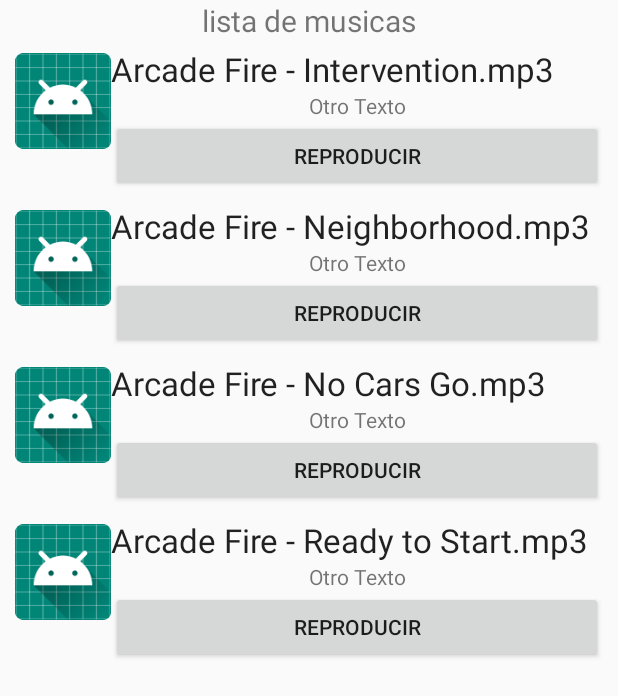
After one commit to ronordonezq/U1Tema2Android_EjerciciosPropuestos, an Android app: the MiRecyclerView screen opened directly, with no data from a screen before it, on a phone screen of 412 x 824 dp. The commit adds this screen. Shown: the top 696 px of the screen. Run offline under Robolectric (Android 15) with nearby library versions, the phone set to English and light mode, and no system bars.

Commit message:
Avance de Vistas ReclyclerView y agregacion de musicas

```diff
--- a/app/build.gradle
+++ b/app/build.gradle
@@ -26,4 +26,5 @@
     testImplementation 'junit:junit:4.12'
     androidTestImplementation 'androidx.test.ext:junit:1.1.1'
     androidTestImplementation 'androidx.test.espresso:espresso-core:3.2.0'
+    implementation 'androidx.recyclerview:recyclerview:1.0.0'
 }
--- a/app/src/main/AndroidManifest.xml
+++ b/app/src/main/AndroidManifest.xml
@@ -9,10 +9,11 @@
         android:roundIcon="@mipmap/ic_launcher_round"
         android:supportsRtl="true"
         android:theme="@style/AppTheme">
-        <activity android:name=".Login"
+        <activity android:name=".mirecyclerview.MiRecyclerView"
             android:theme="@style/AppthemeNoActionBar"/>
-        <activity android:name=".ListaCanciones"
-            android:theme="@style/AppthemeNoActionBar"/>
+        <activity
+            android:name=".Login"
+            android:theme="@style/AppthemeNoActionBar" />
         <activity android:name=".MainActivity">
             <intent-filter>
                 <action android:name="android.intent.action.MAIN" />
--- a/app/src/main/java/com/example/u1tema2android_ejerciciospropuestos/ListaCanciones.java
+++ /dev/null
@@ -1,14 +0,0 @@
-package com.example.u1tema2android_ejerciciospropuestos;
-
-import androidx.appcompat.app.AppCompatActivity;
-
-import android.os.Bundle;
-
-public class ListaCanciones extends AppCompatActivity {
-
-    @Override
-    protected void onCreate(Bundle savedInstanceState) {
-        super.onCreate(savedInstanceState);
-        setContentView(R.layout.activity_lista_canciones);
-    }
-}
--- a/app/src/main/java/com/example/u1tema2android_ejerciciospropuestos/MainActivity.java
+++ b/app/src/main/java/com/example/u1tema2android_ejerciciospropuestos/MainActivity.java
@@ -5,6 +5,8 @@
 import android.content.Intent;
 import android.os.Bundle;
 import android.view.View;
+
+import com.example.u1tema2android_ejerciciospropuestos.mirecyclerview.MiRecyclerView;
 
 public class MainActivity extends AppCompatActivity {
 
@@ -15,7 +17,7 @@
     }
 
     public void ir_lista_canciones(View view) {
-        startActivity(new Intent(this,ListaCanciones.class));
+        startActivity(new Intent(this, MiRecyclerView.class));
     }
 
     public void ir_login(View view) {
--- /dev/null
+++ b/app/src/main/java/com/example/u1tema2android_ejerciciospropuestos/mirecyclerview/InterfaceToast.java
@@ -0,0 +1,5 @@
+package com.example.u1tema2android_ejerciciospropuestos.mirecyclerview;
+
+public interface InterfaceToast {
+    void mensaje(String mensaje);
+}
--- /dev/null
+++ b/app/src/main/java/com/example/u1tema2android_ejerciciospropuestos/mirecyclerview/MiAdaptador.java
@@ -0,0 +1,65 @@
+package com.example.u1tema2android_ejerciciospropuestos.mirecyclerview;
+
+import android.content.Context;
+import android.view.LayoutInflater;
+import android.view.View;
+import android.view.ViewGroup;
+import android.widget.Button;
+import android.widget.ImageView;
+import android.widget.TextView;
+
+import androidx.recyclerview.widget.RecyclerView;
+
+import com.example.u1tema2android_ejerciciospropuestos.R;
+
+import java.util.Vector;
+
+public class MiAdaptador extends RecyclerView.Adapter<MiAdaptador.ViewHolder> {
+    private LayoutInflater inflador;
+    private Vector<String> lista;
+    Context micontext;
+
+    public MiAdaptador(Context context, Vector<String> lista) {
+        this.lista = lista;
+        micontext=context;
+        inflador = (LayoutInflater) context
+                .getSystemService(Context.LAYOUT_INFLATER_SERVICE);
+    }
+    @Override
+    public ViewHolder onCreateViewHolder(ViewGroup parent, int viewType) {
+        View v = inflador.inflate(R.layout.miitem, parent, false);
+        return new ViewHolder(v);
+    }
+    @Override
+    public void onBindViewHolder(ViewHolder holder, final int i) {
+        holder.itemView.setOnClickListener(new View.OnClickListener(){
+            @Override
+            public void onClick(View v) {
+                ((InterfaceToast)micontext).mensaje("El elemento de la posición: "+ i + " Su valor es: " + lista.get(i));
+            }
+        });
+        holder.titulo.setText(lista.get(i));
+        holder.miboton.setOnClickListener(new View.OnClickListener(){
+            @Override
+            public void onClick(View v) {
+                ((InterfaceToast)micontext).mensaje("El item de la posición: "+ i + " Su valor es: " + lista.get(i));
+            }
+        });
+    }
+    @Override
+    public int getItemCount() {
+        return lista.size();
+    }
+    public class ViewHolder extends RecyclerView.ViewHolder {
+        public TextView titulo, subtitutlo;
+        public ImageView icon;
+        public Button miboton;
+        ViewHolder(View itemView) {
+            super(itemView);
+            titulo = (TextView)itemView.findViewById(R.id.titulo);
+            subtitutlo = (TextView)itemView.findViewById(R.id.subtitulo);
+            icon = (ImageView)itemView.findViewById(R.id.icono);
+            miboton= itemView.findViewById(R.id.mibotonitem);
+        }
+    }
+}
--- /dev/null
+++ b/app/src/main/java/com/example/u1tema2android_ejerciciospropuestos/mirecyclerview/MiRecyclerView.java
@@ -0,0 +1,44 @@
+package com.example.u1tema2android_ejerciciospropuestos.mirecyclerview;
+
+import androidx.appcompat.app.AppCompatActivity;
+import androidx.recyclerview.widget.LinearLayoutManager;
+import androidx.recyclerview.widget.RecyclerView;
+
+import android.media.MediaPlayer;
+import android.os.Bundle;
+import android.widget.Toast;
+
+import com.example.u1tema2android_ejerciciospropuestos.R;
+
+import java.util.Vector;
+
+public class MiRecyclerView extends AppCompatActivity implements InterfaceToast {
+    private RecyclerView recyclerView;
+    private RecyclerView.LayoutManager layoutManager;
+    private MiAdaptador adaptador;
+    private Vector<String> misdatos;
+    MediaPlayer mp;
+
+    @Override
+    protected void onCreate(Bundle savedInstanceState) {
+        super.onCreate(savedInstanceState);
+        setContentView(R.layout.activity_mi_recycler_view);
+        recyclerView = findViewById(R.id.recycler_view);
+        misdatos = new Vector<String>();
+        misdatos.add("Arcade Fire - Intervention.mp3");
+        misdatos.add("Arcade Fire - Neighborhood.mp3");
+        misdatos.add("Arcade Fire - No Cars Go.mp3");
+        misdatos.add("Arcade Fire - Ready to Start.mp3");
+        adaptador = new MiAdaptador(this,
+                misdatos);
+        recyclerView.setAdapter(adaptador);
+        layoutManager = new LinearLayoutManager(this);
+        recyclerView.setLayoutManager(layoutManager);
+    }
+
+    @Override
+    public void mensaje(String mensaje) {
+        Toast.makeText(this, mensaje, Toast.LENGTH_LONG).show();
+
+    }
+}
--- a/app/src/main/res/layout/activity_lista_canciones.xml
+++ /dev/null
@@ -1,9 +0,0 @@
-<?xml version="1.0" encoding="utf-8"?>
-<androidx.constraintlayout.widget.ConstraintLayout xmlns:android="http://schemas.android.com/apk/res/android"
-    xmlns:app="http://schemas.android.com/apk/res-auto"
-    xmlns:tools="http://schemas.android.com/tools"
-    android:layout_width="match_parent"
-    android:layout_height="match_parent"
-    tools:context=".ListaCanciones">
-
-</androidx.constraintlayout.widget.ConstraintLayout>
--- /dev/null
+++ b/app/src/main/res/layout/activity_mi_recycler_view.xml
@@ -0,0 +1,24 @@
+<?xml version="1.0" encoding="utf-8"?>
+<LinearLayout xmlns:android="http://schemas.android.com/apk/res/android"
+    xmlns:app="http://schemas.android.com/apk/res-auto"
+    xmlns:tools="http://schemas.android.com/tools"
+    android:layout_width="match_parent"
+    android:layout_height="match_parent"
+    android:orientation="vertical"
+    tools:context=".mirecyclerview.MiRecyclerView">
+    <TextView
+        android:layout_width="match_parent"
+        android:layout_height="wrap_content"
+        android:text="@string/lista_de_musicas"
+        android:textSize="20dp"
+        android:gravity="center"/>
+
+    <androidx.recyclerview.widget.RecyclerView
+        xmlns:android="http://schemas.android.com/apk/res/android"
+        android:id="@+id/recycler_view"
+        android:layout_width="match_parent"
+        android:layout_height="match_parent"
+        android:layout_marginLeft="10dp"
+        android:layout_marginRight="10dp"/>
+
+</LinearLayout>
--- /dev/null
+++ b/app/src/main/res/layout/miitem.xml
@@ -0,0 +1,38 @@
+<?xml version="1.0" encoding="utf-8"?>
+<LinearLayout
+    xmlns:android="http://schemas.android.com/apk/res/android"
+    android:layout_width="match_parent"
+    android:layout_height="wrap_content"
+    android:paddingTop="4dp"
+    android:paddingBottom="4dp"
+    android:orientation="horizontal">
+    <ImageView
+        android:id="@+id/icono"
+        android:layout_width="?android:attr/listPreferredItemHeight"
+        android:layout_height="wrap_content"
+        android:src="@mipmap/ic_launcher" />
+    <LinearLayout
+        android:layout_width="match_parent"
+        android:layout_height="wrap_content"
+        android:orientation="vertical">
+        <TextView android:id="@+id/titulo"
+            android:layout_width="match_parent"
+            android:layout_height="wrap_content"
+            android:textAppearance="?android:attr/textAppearanceLarge"
+            />
+        <TextView android:id="@+id/subtitulo"
+            android:layout_width="match_parent"
+            android:layout_height="wrap_content"
+            android:text="Otro Texto"
+            android:gravity="center"/>
+        <Button
+            android:id="@+id/mibotonitem"
+            android:layout_width="match_parent"
+            android:layout_height="wrap_content"
+            android:text="Reproducir"
+            android:visibility="visible"
+            />
+
+
+    </LinearLayout>
+</LinearLayout>
--- a/app/src/main/res/values/strings.xml
+++ b/app/src/main/res/values/strings.xml
@@ -2,4 +2,5 @@
     <string name="app_name">Ejercicios Propuestos 2</string>
     <string name="canciones">Lista de canciones</string>
     <string name="login">Login</string>
+    <string name="lista_de_musicas">lista de musicas</string>
 </resources>
```
Also changed, not shown: 4 other files.
